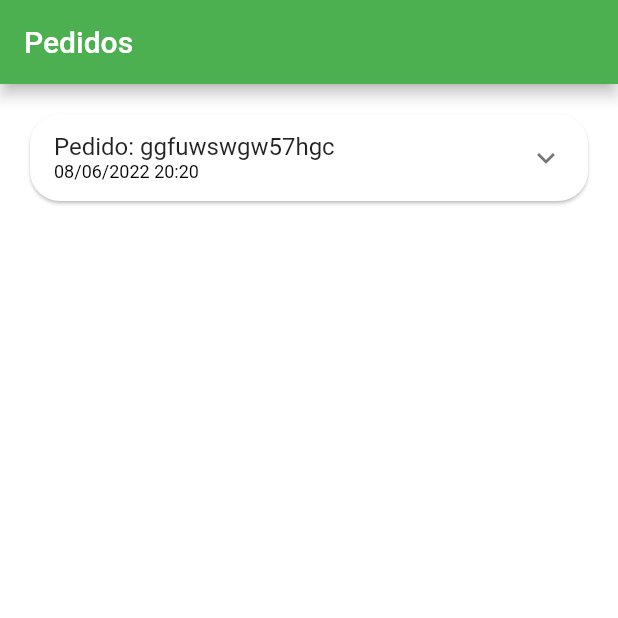
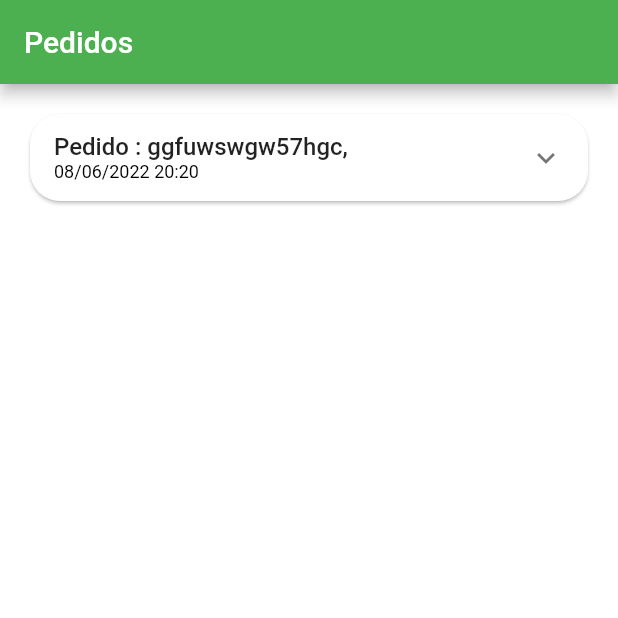
Before and after one commit to goncalveshigino/quitanda, a Flutter app: the OrderTab screen opened directly, on a phone screen of 412 x 824 dp, the top half of it. Run offline on Flutter 3.47's test engine with Material 2 defaults, Android fonts, the phone set to English and light mode, and no system bars; our stand-ins replace animated_text_kit, badges, mask_text_input_formatter.

Commit message:
orderItem

```diff
--- a/lib/src/config/app_data.dart
+++ b/lib/src/config/app_data.dart
@@ -116,5 +116,9 @@ List<OrderModel> orders = [
           item: apple,
           quantity: 2,
         ),
+        CartItemModel(
+          item: mango,
+          quantity: 2,
+        ),
       ])
 ];
--- a/lib/src/pages/cart/cart_tab.dart
+++ b/lib/src/pages/cart/cart_tab.dart
@@ -48,7 +48,8 @@ class _CartTabState extends State<CartTab> {
                   remove: removeItemFromCart,
                 );
               },
-          )),
+            ),
+          ),
           Container(
             padding: const EdgeInsets.all(16),
             decoration: BoxDecoration(
--- a/lib/src/pages/cart/components/cart_tile.dart
+++ b/lib/src/pages/cart/components/cart_tile.dart
@@ -6,6 +6,7 @@ import '../../../config/custom_colors.dart';
 import '../../../models/cart_item_model.dart';
 
 class CartTile extends StatefulWidget {
+
   final CartItemModel cartItem;
   final Function(CartItemModel) remove;
 
--- a/lib/src/pages/home/components/home_tile/home_item_tile.dart
+++ b/lib/src/pages/home/components/home_tile/home_item_tile.dart
@@ -28,7 +28,7 @@ class HomeItemTile extends StatelessWidget {
           onTap:(){
              Navigator.of(context).push(
               MaterialPageRoute(builder: (c){
-                 return ProsuctScreen(item: item,);
+                 return ProsuctTab(item: item,);
               }));
           },
           child: Card(
--- a/lib/src/pages/home/home_tab.dart
+++ b/lib/src/pages/home/home_tab.dart
@@ -52,7 +52,9 @@ class _HomeTabState extends State<HomeTab> {
           Padding(
             padding: const EdgeInsets.only(top: 15, right: 15),
             child: GestureDetector(
-              onTap: () {},
+              onTap: () {
+                print('Tocou');
+              },
               child: Badge(
                 badgeColor: CustomColors.customConstrastColor,
                 badgeContent: const Text(
--- a/lib/src/pages/order/components/order_tile.dart
+++ b/lib/src/pages/order/components/order_tile.dart
@@ -1,13 +1,14 @@
-
 import 'package:flutter/material.dart';
+import 'package:quitanda/src/models/cart_item_model.dart';
 import 'package:quitanda/src/services/utils_services.dart';
 
 import '../../../models/order_model.dart';
 
-
 class OrderTile extends StatelessWidget {
-
-  OrderTile({Key? key, required this.order}) : super(key: key);
+  OrderTile({
+    Key? key,
+    required this.order,
+  }) : super(key: key);
 
   final OrderModel order;
 
@@ -16,31 +17,82 @@ class OrderTile extends StatelessWidget {
   @override
   Widget build(BuildContext context) {
     return Card(
-      shape: RoundedRectangleBorder(
-        borderRadius: BorderRadius.circular(20)
-      ),
+      shape: RoundedRectangleBorder(borderRadius: BorderRadius.circular(20)),
       child: Theme(
-        data: Theme.of(context).copyWith(dividerColor: Colors.transparent ),
+        data: Theme.of(context).copyWith(dividerColor: Colors.transparent),
         child: ExpansionTile(
           title: Column(
             mainAxisSize: MainAxisSize.min,
             crossAxisAlignment: CrossAxisAlignment.start,
             children: [
-              Text('Pedido: ${order.id}'),
-               Text(
+              Text(
+                'Pedido : ${order.id},',
+                style: const TextStyle(fontWeight: FontWeight.w500),
+              ),
+              Text(
                 utilsServices.formatDateTime(order.createdDateTime),
-                style: const TextStyle(
-                  fontSize: 12,
-                  color: Colors.black
-                ),
+                style: const TextStyle(fontSize: 12, color: Colors.black),
               ),
             ],
           ),
+          childrenPadding: const EdgeInsets.fromLTRB(16, 0, 16, 16),
           children: [
-
+            SizedBox(
+              height: 150,
+              child: Row(
+                children: [
+                  Expanded(
+                      flex: 3,
+                      child: ListView(
+                        children: order.items.map((orderItem) {
+                          return _OrderItemWidget(
+                            utilsServices: utilsServices,
+                            orderItem: orderItem,);
+                        }).toList(),
+                      )),
+                  Expanded(
+                      flex: 2,
+                      child: Container(
+                        color: Colors.green,
+                      ))
+                ],
+              ),
+            )
           ],
-          ),
+        ),
       ),
     );
   }
 }
+
+class _OrderItemWidget extends StatelessWidget {
+
+  const _OrderItemWidget({
+    Key? key,
+    required this.utilsServices,
+    required this.orderItem,
+  }) : super(key: key);
+
+  final UtilsServices utilsServices;
+  final CartItemModel orderItem;
+
+  @override
+  Widget build(BuildContext context) {
+    return Padding(
+      padding: const EdgeInsets.only(bottom: 10),
+      child: Row(
+        children: [
+          Text(
+            '${orderItem.quantity} ${orderItem.item.unit} ',
+            style: const TextStyle(fontWeight: FontWeight.bold
+            ),
+          ),
+          Expanded(child: Text(orderItem.item.itemName),),
+          Text(
+            utilsServices.priceToCurrency(orderItem.totalPrice())
+          )
+        ],
+      ),
+    );
+  }
+}
```
Also changed, not shown: lib/src/pages/common_widgets/quantity_widget.dart (+4 -4 lines), lib/src/pages/product/product_screen.dart (+5 -4 lines), lib/src/pages/profile/profile_tab.dart (+5 -2 lines). Lines whose indentation alone changed are shown as unchanged.
